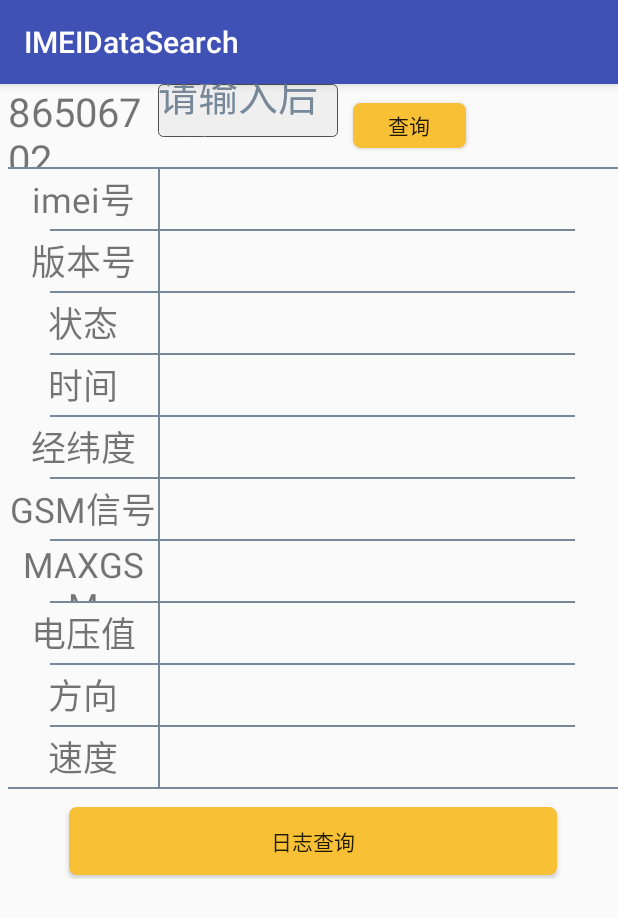
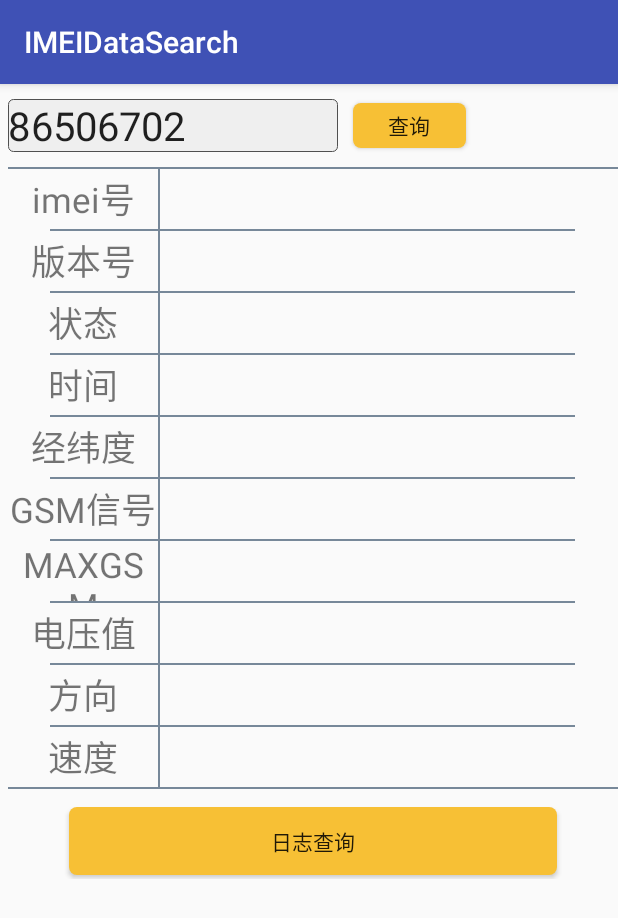
Before and after one commit to thc10/ElectrombileAndroidTool, an Android app: the screen it shows after launch (MainActivity), after a tap on "查询", on a phone screen of 412 x 824 dp. Shown: the top 918 px of the screen. Run offline under Robolectric (Android 15) with nearby library versions, the phone set to English and light mode, and no system bars; our stand-ins replace EventBus.

Commit message:
界面修改

```diff
--- a/app/src/main/java/com/xiaoantech/imeidatasearch/ui/activity/RecordSearch.java
+++ b/app/src/main/java/com/xiaoantech/imeidatasearch/ui/activity/RecordSearch.java
@@ -41,7 +41,6 @@ public class RecordSearch extends AppCompatActivity {
         setContentView(R.layout.activity_record);
         Bundle bundle = getIntent().getExtras();
         final String IMEI = bundle.getString("IMEI");
-        final String IMEI_Short = bundle.getString("IMEI_Short");
         Toast.makeText(RecordSearch.this, "正在查询", Toast.LENGTH_SHORT).show();
         getIMEIRecord(IMEI);
         Button button = (Button)findViewById(R.id.btn_back);
@@ -51,7 +50,6 @@ public class RecordSearch extends AppCompatActivity {
                 Intent intent = new Intent(RecordSearch.this, MainActivity.class);
                 Bundle bundle = new Bundle();
                 bundle.putString("IMEI", IMEI);
-                bundle.putString("IMEI_Short", IMEI_Short);
                 intent.putExtras(bundle);
                 startActivity(intent);
             }
--- a/app/src/main/java/com/xiaoantech/imeidatasearch/ui/main/MainActivity.java
+++ b/app/src/main/java/com/xiaoantech/imeidatasearch/ui/main/MainActivity.java
@@ -26,18 +26,18 @@ import org.json.JSONObject;
 
 public class MainActivity extends AppCompatActivity {
     String IMEI = null;
-    String IMEI_Short = null;
     @Override
     protected void onCreate(Bundle savedInstanceState) {
         super.onCreate(savedInstanceState);
         setContentView(R.layout.activity_main);
+        EditText editText = (EditText)findViewById(R.id.Imei_input);
+        editText.setText("86506702");
         Button button = (Button)findViewById(R.id.btn);
         button.setOnClickListener(new View.OnClickListener() {
             @Override
             public void onClick(View v) {
                 EditText editText = (EditText)findViewById(R.id.Imei_input);
-                changeIMEI_Short((editText.getText()).toString());
-                IMEI = "86506702" + IMEI_Short;
+                IMEI = (editText.getText()).toString();
                 if (IMEI.length() == 15){
                     changeIMEI(IMEI);
                     showToast("正在查询");
@@ -56,7 +56,6 @@ public class MainActivity extends AppCompatActivity {
                     intent.setClass(MainActivity.this, RecordSearch.class);
                     Bundle bundle = new Bundle();
                     bundle.putString("IMEI", getIMEI());
-                    bundle.putString("IMEI_Short", getIMEI_Short());
                     intent.putExtras(bundle);
                     startActivity(intent);
                 }else {
@@ -75,12 +74,8 @@ public class MainActivity extends AppCompatActivity {
             if (null != imei){
                 this.IMEI = imei;
                 getIMEIData(IMEI);
-            }
-            final String imei_short = bundle.getString("IMEI_Short");
-            if (null != imei_short){
-                this.IMEI_Short = imei_short;
                 EditText editText = (EditText)findViewById(R.id.Imei_input);
-                editText.setText(imei_short);
+                editText.setText(IMEI);
             }
         }
         subscribe();
@@ -106,14 +101,6 @@ public class MainActivity extends AppCompatActivity {
 
     public void changeIMEI(String IMEI){
         this.IMEI = IMEI;
-    }
-
-    public String getIMEI_Short(){
-        return this.IMEI_Short;
-    }
-
-    public void changeIMEI_Short(String IMEI_Short){
-        this.IMEI_Short = IMEI_Short;
     }
 
     public void getIMEIData(String IMEI){
--- a/app/src/main/res/layout/activity_main.xml
+++ b/app/src/main/res/layout/activity_main.xml
@@ -17,20 +17,17 @@
             android:layout_width="match_parent"
             android:layout_height="55dp"
             android:orientation="horizontal">
-            <TextView
-                android:layout_width="100dp"
-                android:layout_height="match_parent"
-                android:text="86506702"
-                android:gravity="center_vertical"
-                android:textSize="40px"/>
+
             <EditText
                 android:id="@+id/Imei_input"
-                android:layout_width="120dp"
-                android:hint="请输入后7位"
+                android:layout_width="220dp"
+                android:layout_height="35dp"
+                android:background="@drawable/edit_bg"
+                android:layout_gravity="center"
+                android:hint="请输入IMEI号"
                 android:textColorHint="@color/lightslategrey"
-                android:textSize="40px"
-                android:background="@drawable/edit_bg"
-                android:layout_height="35dp"/>
+                android:textSize="40px" />
+
             <Button
                 android:layout_width="75dp"
                 android:layout_height="30dp"
```
